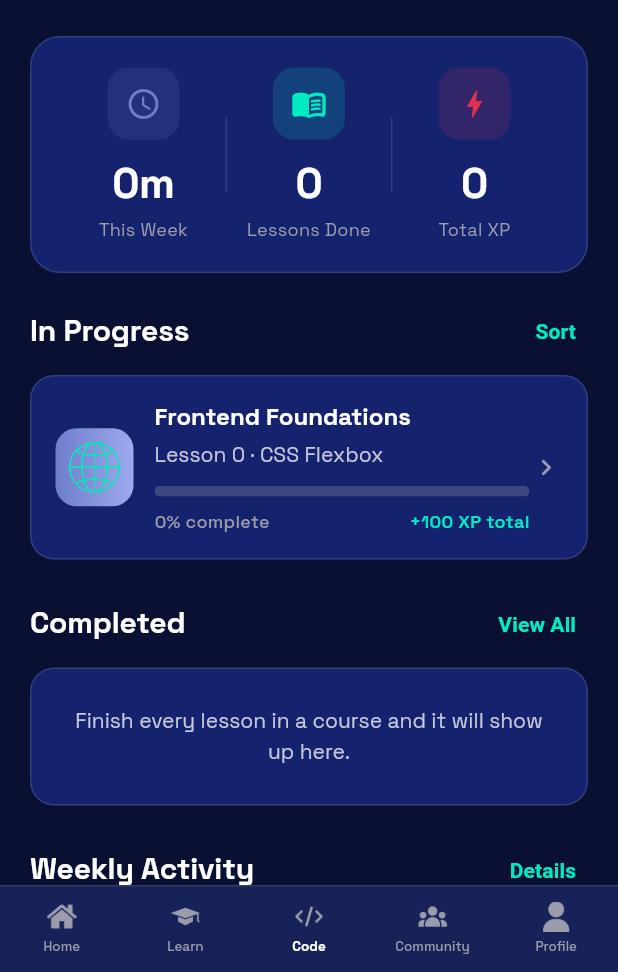
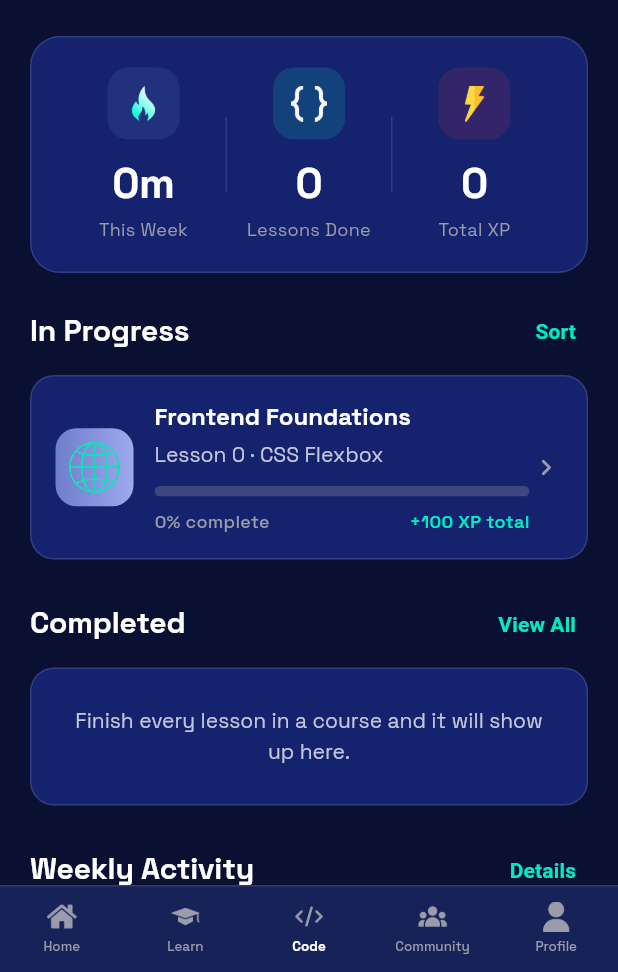
Before and after one commit to Nicookie19/BrainBox_MobileApp, a Flutter app: the screen it shows after launch, after a tap on "View All", on a phone screen of 412 x 824 dp, the part 264-1236 px from its top. Run offline on Flutter 3.47's test engine with Material 3 defaults, Android fonts, the light colour scheme and no system bars; drawn by our look-alikes of flutter_animate; our stand-ins replace go_router, shared_preferences, sqflite; accounts and stored records are empty.

Commit message:
Replace remaining dashboard icons with supplied assets

```diff
--- a/lib/presentation/screens/home_screen.dart
+++ b/lib/presentation/screens/home_screen.dart
@@ -397,7 +397,7 @@ class HomeScreen extends StatelessWidget {
         for (var i = 0; i < recommended.length; i++) ...[
           if (i > 0) const SizedBox(height: 12),
           RecommendationTile(
-            icon: recommended[i].category.icon,
+            category: recommended[i].category,
             title: recommended[i].title,
             subtitle:
                 '${recommended[i].lessonCount} lessons · ${recommended[i].difficulty.label}',
--- a/lib/presentation/screens/learning_screen.dart
+++ b/lib/presentation/screens/learning_screen.dart
@@ -68,8 +68,7 @@ class LearningScreen extends StatelessWidget {
                     SectionHeading(
                       title: 'Weekly Activity',
                       action: 'Details',
-                      onPressed: () =>
-                          ScaffoldMessenger.of(context).showSnackBar(
+                      onPressed: () => ScaffoldMessenger.of(context).showSnackBar(
                         SnackBar(
                           content: Text(
                             '${provider.weeklyStudyMinutes} min studied this week.',
@@ -135,7 +134,7 @@ class LearningScreen extends StatelessWidget {
             child: StatSummary(
               value: _formatMinutes(provider.weeklyStudyMinutes),
               label: 'This Week',
-              icon: Icons.schedule_rounded,
+              asset: 'assets/ui/fire.png',
               color: AppColors.accentSecondary,
             ),
           ),
@@ -144,7 +143,7 @@ class LearningScreen extends StatelessWidget {
             child: StatSummary(
               value: '${provider.profile?.stats.totalLessonsCompleted ?? 0}',
               label: 'Lessons Done',
-              icon: Icons.menu_book_rounded,
+              asset: 'assets/ui/code_brackets.png',
               color: AppColors.accentPrimary,
             ),
           ),
@@ -153,7 +152,7 @@ class LearningScreen extends StatelessWidget {
             child: StatSummary(
               value: '${provider.xp}',
               label: 'Total XP',
-              icon: Icons.bolt_rounded,
+              asset: 'assets/ui/bolt.png',
               color: AppColors.accentWarning,
             ),
           ),
@@ -190,7 +189,9 @@ class LearningScreen extends StatelessWidget {
     if (!provider.hasLessons(course.id)) {
       context.push('/course/${course.id}');
     } else if (next == null) {
-      context.push('/lesson/${course.id}?lesson=${provider.lessonsFor(course.id).first.id}');
+      context.push(
+        '/lesson/${course.id}?lesson=${provider.lessonsFor(course.id).first.id}',
+      );
     } else {
       context.push('/lesson/${course.id}?lesson=$next');
     }
@@ -264,7 +265,10 @@ class LearningScreen extends StatelessWidget {
                 isCompleted: true,
                 onTap: () => context.push('/course/${entry.value.id}'),
               ),
-        ).animate().fadeIn(delay: (400 + entry.key * 100).ms).slideY(begin: 0.2, end: 0);
+            )
+            .animate()
+            .fadeIn(delay: (400 + entry.key * 100).ms)
+            .slideY(begin: 0.2, end: 0);
       }).toList(),
     );
   }
--- a/lib/presentation/widgets/continue_card.dart
+++ b/lib/presentation/widgets/continue_card.dart
@@ -134,10 +134,12 @@ class ContinueCard extends StatelessWidget {
               const SizedBox(height: 12),
               Row(
                 children: [
-                  Icon(
-                    Icons.bolt_rounded,
-                    size: 14,
-                    color: AppColors.accentWarning,
+                  SizedBox.square(
+                    dimension: 14,
+                    child: Image.asset(
+                      'assets/ui/bolt.png',
+                      fit: BoxFit.contain,
+                    ),
                   ),
                   const SizedBox(width: 6),
                   Text(
@@ -191,9 +193,8 @@ class ContinueCard extends StatelessWidget {
                   color: AppColors.accentPrimarySoft,
                   borderRadius: BorderRadius.circular(14),
                 ),
-                child: Icon(
-                  Icons.school_outlined,
-                  color: AppColors.accentPrimary,
+                child: CourseArtwork(
+                  category: LearningCategory.webDevelopment,
                   size: 26,
                 ),
               ),
--- a/lib/presentation/widgets/recommendation_tile.dart
+++ b/lib/presentation/widgets/recommendation_tile.dart
@@ -1,10 +1,12 @@
 import 'package:flutter/material.dart';
 import 'package:flutter_animate/flutter_animate.dart';
 import 'package:brainbox/core/constants/app_colors.dart';
+import 'package:brainbox/data/models/learning_models.dart';
+import 'package:brainbox/presentation/widgets/course_artwork.dart';
 
 class RecommendationTile extends StatelessWidget {
   const RecommendationTile({
-    required this.icon,
+    required this.category,
     required this.title,
     required this.subtitle,
     required this.color,
@@ -12,7 +14,7 @@ class RecommendationTile extends StatelessWidget {
     super.key,
   });
 
-  final IconData icon;
+  final LearningCategory category;
   final String title;
   final String subtitle;
   final Color color;
@@ -39,7 +41,7 @@ class RecommendationTile extends StatelessWidget {
                 color: color.withValues(alpha: 0.15),
                 borderRadius: BorderRadius.circular(12),
               ),
-              child: Icon(icon, color: color, size: 24),
+              child: CourseArtwork(category: category, size: 24),
             ),
             const SizedBox(width: 16),
             Expanded(
--- a/lib/presentation/widgets/stat_summary.dart
+++ b/lib/presentation/widgets/stat_summary.dart
@@ -6,14 +6,14 @@ class StatSummary extends StatelessWidget {
   const StatSummary({
     required this.value,
     required this.label,
-    required this.icon,
+    required this.asset,
     required this.color,
     super.key,
   });
 
   final String value;
   final String label;
-  final IconData icon;
+  final String asset;
   final Color color;
 
   @override
@@ -26,7 +26,10 @@ class StatSummary extends StatelessWidget {
             color: color.withValues(alpha: 0.15),
             borderRadius: BorderRadius.circular(14),
           ),
-          child: Icon(icon, color: color, size: 24),
+          child: SizedBox.square(
+            dimension: 24,
+            child: Image.asset(asset, fit: BoxFit.contain),
+          ),
         ).animate().scale(delay: 100.ms),
         const SizedBox(height: 12),
         Text(
@@ -39,9 +42,9 @@ class StatSummary extends StatelessWidget {
         const SizedBox(height: 4),
         Text(
           label,
-          style: Theme.of(context).textTheme.bodySmall?.copyWith(
-            color: AppColors.textMuted,
-          ),
+          style: Theme.of(
+            context,
+          ).textTheme.bodySmall?.copyWith(color: AppColors.textMuted),
           textAlign: TextAlign.center,
         ).animate().fadeIn(delay: 300.ms),
       ],
```
Also changed, not shown: lib/presentation/widgets/profile_stats.dart (+16 -13 lines). Lines whose indentation alone changed are shown as unchanged.
